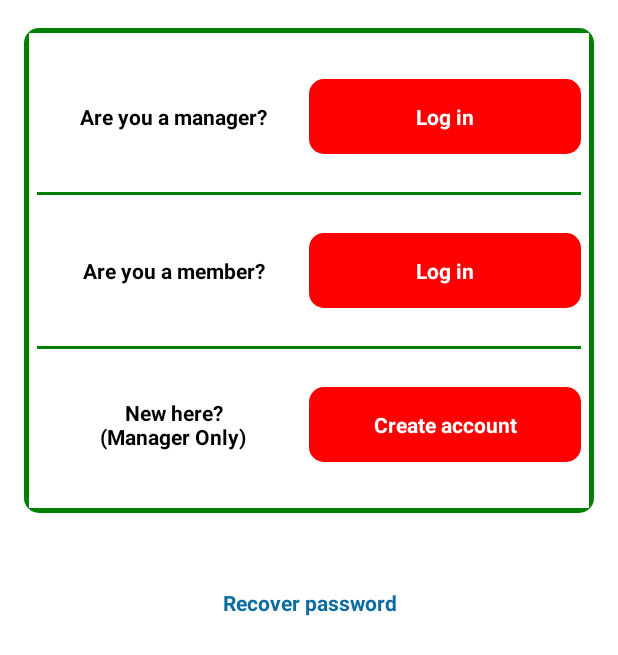
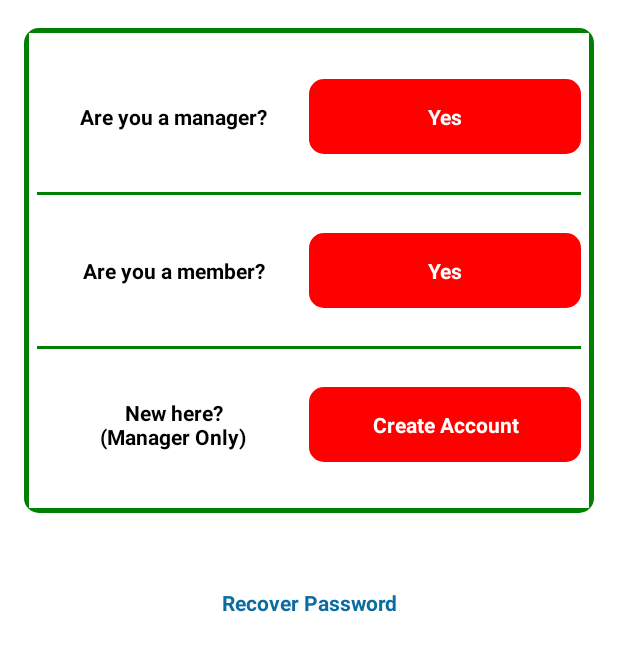
Before and after one commit to amine116/meal-manager, an Android app: the screen it shows after launch (ActivityLogIn), on a phone screen of 412 x 824 dp. Shown: the part 290-945 px from the top of the screen. Run offline under Robolectric (Android 15) with nearby library versions, the phone set to English and light mode, and no system bars; our stand-ins replace Firebase (no records; nobody signed in at launch, a user with empty details on screens opened directly).

Commit message:
change button text on log in page

```diff
--- a/app/src/main/res/values/strings.xml
+++ b/app/src/main/res/values/strings.xml
@@ -113,14 +113,14 @@
 
     <string name="see_announcement_history">See Announcement History</string>
     <string name="are_you_manager">Are you a manager?</string>
-    <string name="log_in_here">Log in</string>
+    <string name="log_in_here">Yes</string>
     <string name="are_you_member">Are you a member?</string>
-    <string name="click_here">Log in</string>
+    <string name="click_here">Yes</string>
     <string name="new_here_n_if_you_are_not_manager_nyou_don_t_need_account">
         New here?\n(Manager Only)
     </string>
-    <string name="create_new_account">Create account</string>
-    <string name="forgot_password">Recover password</string>
+    <string name="create_new_account">Create Account</string>
+    <string name="forgot_password">Recover Password</string>
     <string name="image">Image</string>
     <string name="my_image">My Image</string>
 
```
